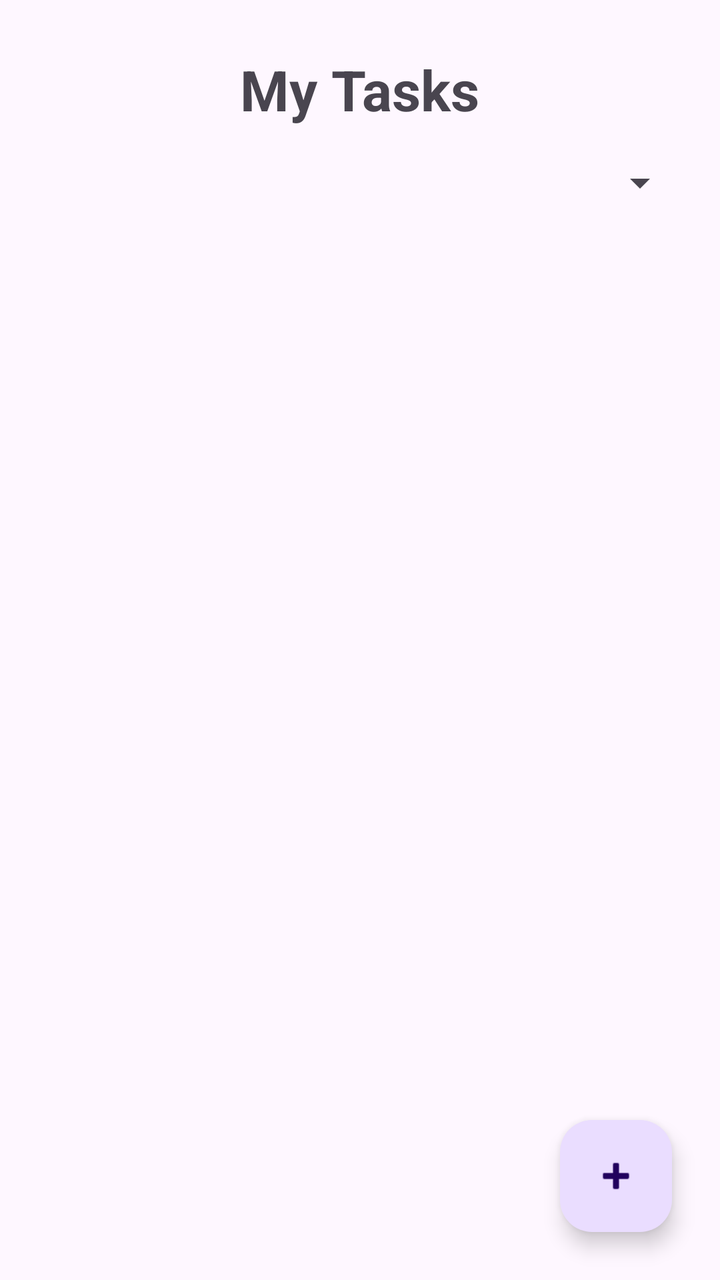
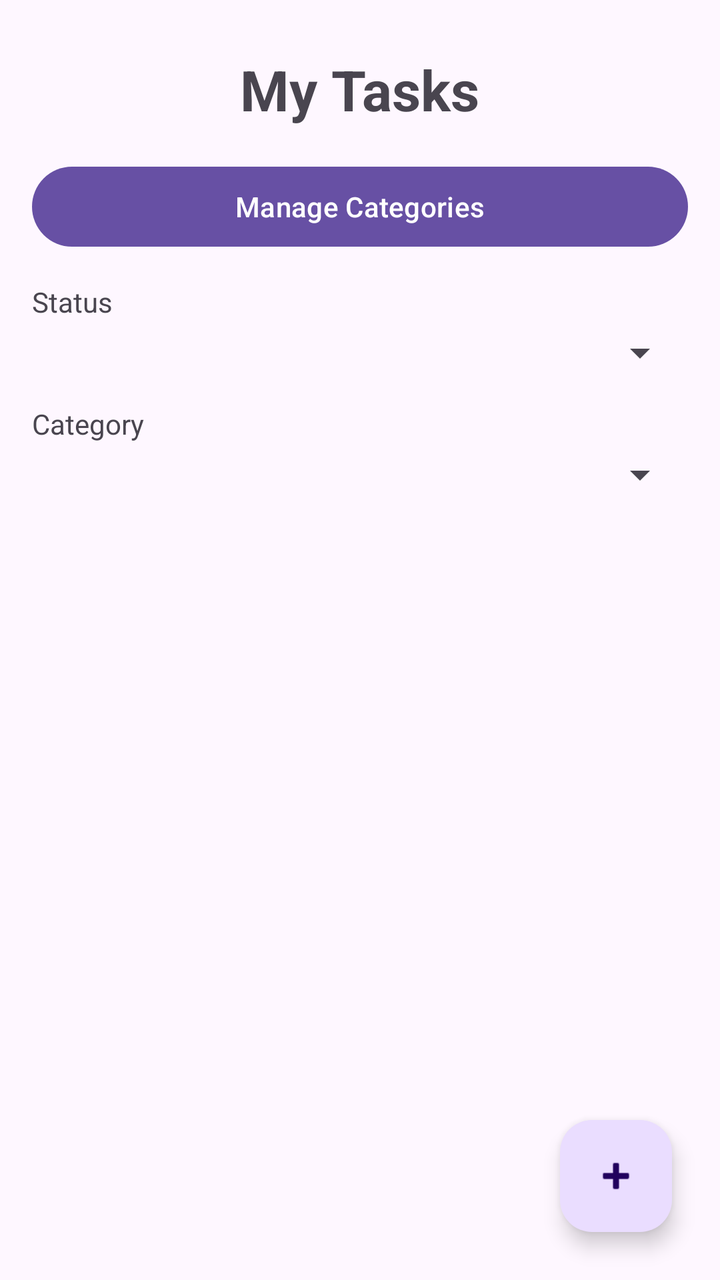

An Android layout rendered at two revisions. The XML below is the earlier revision; the diff shows what the commit changed to produce the second picture.
<!-- AndroidManifest.xml: application theme Theme.MyApplication -->
<!-- res/layout/activity_tasks.xml -->
<?xml version="1.0" encoding="utf-8"?>
<FrameLayout xmlns:android="http://schemas.android.com/apk/res/android"
    xmlns:tools="http://schemas.android.com/tools"
    android:id="@+id/main"
    android:layout_width="match_parent"
    android:layout_height="match_parent"
    tools:context=".TasksActivity">

    <LinearLayout
        android:layout_width="match_parent"
        android:layout_height="match_parent"
        android:orientation="vertical"
        android:padding="16dp">

        <TextView
            android:id="@+id/tv_tasks_title"
            android:layout_width="wrap_content"
            android:layout_height="wrap_content"
            android:layout_gravity="center"
            android:layout_marginTop="10dp"
            android:text="My Tasks"
            android:textSize="28sp"
            android:textStyle="bold" />

        <Spinner
            android:id="@+id/sp_category_filter"
            android:layout_width="match_parent"
            android:layout_height="wrap_content"
            android:layout_marginTop="16dp" />

        <androidx.recyclerview.widget.RecyclerView
            android:id="@+id/rv_tasks"
            android:layout_width="match_parent"
            android:layout_height="0dp"
            android:layout_marginTop="16dp"
            android:layout_weight="1" />

    </LinearLayout>

    <com.google.android.material.floatingactionbutton.FloatingActionButton
        android:id="@+id/fab_add_task"
        android:layout_width="wrap_content"
        android:layout_height="wrap_content"
        android:layout_gravity="bottom|end"
        android:layout_margin="24dp"
        android:contentDescription="Add task"
        android:src="@android:drawable/ic_input_add" />

</FrameLayout>
<!-- resources referenced by this layout -->
<resources>
  <style name="Theme.MyApplication" parent="Base.Theme.MyApplication" />
  <style name="Base.Theme.MyApplication" parent="Theme.Material3.DayNight.NoActionBar">
          
          
      </style>
</resources>

<!-- the commit's change to res/layout/activity_tasks.xml (unified diff, before → after) -->
@@ -22,11 +22,38 @@
             android:textSize="28sp"
             android:textStyle="bold" />
 
+        <Button
+            android:id="@+id/btn_manage_categories"
+            android:layout_width="match_parent"
+            android:layout_height="wrap_content"
+            android:layout_marginTop="16dp"
+            android:text="Manage Categories" />
+
+        <TextView
+            android:layout_width="wrap_content"
+            android:layout_height="wrap_content"
+            android:layout_marginTop="14dp"
+            android:text="Status"
+            android:textSize="14sp" />
+
+        <Spinner
+            android:id="@+id/sp_status_filter"
+            android:layout_width="match_parent"
+            android:layout_height="wrap_content"
+            android:layout_marginTop="4dp" />
+
+        <TextView
+            android:layout_width="wrap_content"
+            android:layout_height="wrap_content"
+            android:layout_marginTop="14dp"
+            android:text="Category"
+            android:textSize="14sp" />
+
         <Spinner
             android:id="@+id/sp_category_filter"
             android:layout_width="match_parent"
             android:layout_height="wrap_content"
-            android:layout_marginTop="16dp" />
+            android:layout_marginTop="4dp" />
 
         <androidx.recyclerview.widget.RecyclerView
             android:id="@+id/rv_tasks"
